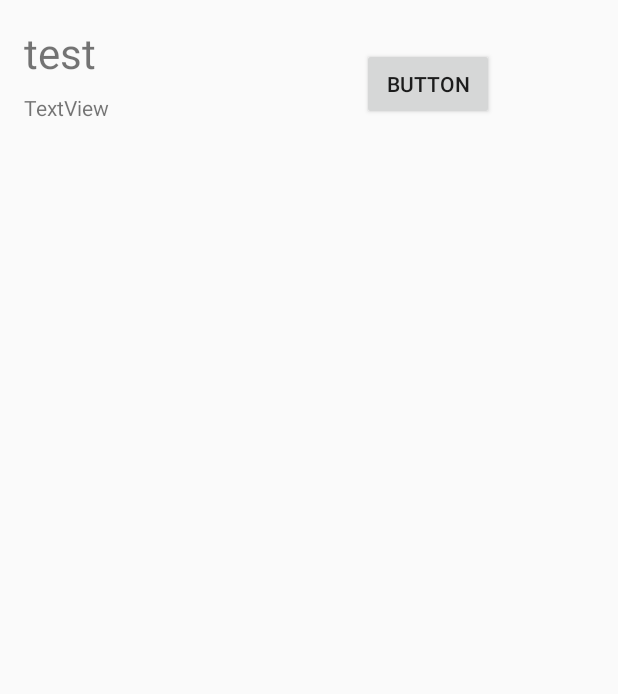
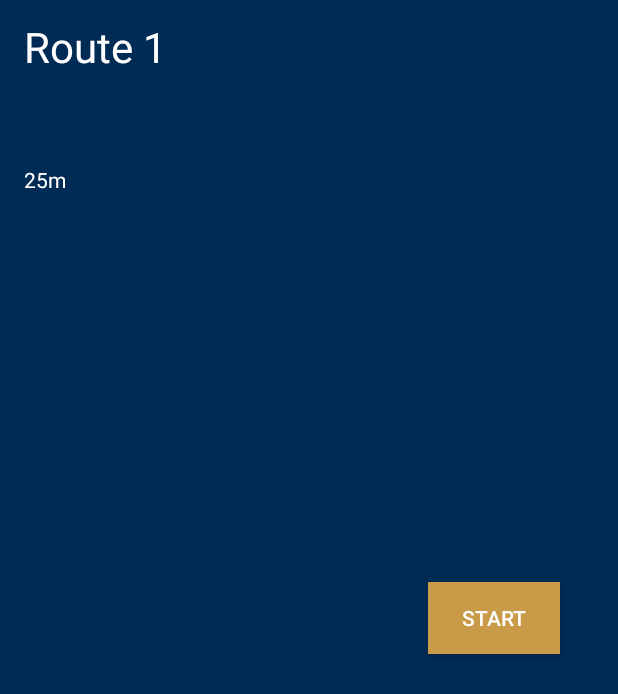
Before and after one commit to PashanIrani/NWWalks, an Android app: the layout place_details.xml on its own in the app's theme, with its tools: preview values and no code run, on a phone screen of 412 x 824 dp. Shown: the top 694 px of the screen. Run offline under Robolectric (Android 15) with nearby library versions, the phone set to English and light mode, and no system bars.

```diff
--- a/app/src/main/java/ca/bcit/comp37171/nwwalks/PlaceDetailsDialog.java
+++ b/app/src/main/java/ca/bcit/comp37171/nwwalks/PlaceDetailsDialog.java
@@ -3,6 +3,7 @@ package ca.bcit.comp37171.nwwalks;
 import android.content.Context;
 import android.support.design.widget.BottomSheetDialog;
 import android.view.View;
+import android.view.WindowManager;
 import android.widget.TextView;
 
 /**
--- a/app/src/main/res/layout/place_details.xml
+++ b/app/src/main/res/layout/place_details.xml
@@ -4,39 +4,54 @@
     xmlns:tools="http://schemas.android.com/tools"
     android:id="@+id/start_route_button"
     android:layout_width="match_parent"
-    android:layout_height="match_parent">
+    android:layout_height="match_parent"
+    android:background="#002b54">
 
     <TextView
         android:id="@+id/destination_name"
         android:layout_width="225dp"
-        android:layout_height="38dp"
+        android:layout_height="40dp"
         android:layout_marginStart="16dp"
-        android:layout_marginTop="16dp"
+        android:layout_marginTop="12dp"
         android:autoSizeMaxTextSize="100sp"
         android:autoSizeMinTextSize="20sp"
         android:autoSizeStepGranularity="2sp"
         android:autoSizeTextType="uniform"
-        android:text="test"
+        android:text="Route 1"
+        android:textColor="@android:color/white"
         app:layout_constraintStart_toStartOf="parent"
         app:layout_constraintTop_toTopOf="parent" />
 
     <TextView
         android:id="@+id/distance"
-        android:layout_width="291dp"
-        android:layout_height="26dp"
+        android:layout_width="226dp"
+        android:layout_height="25dp"
+        android:layout_marginBottom="16dp"
         android:layout_marginStart="16dp"
         android:layout_marginTop="8dp"
-        android:text="TextView"
+        android:text="25m"
+        android:textColor="@android:color/white"
+        app:layout_constraintBottom_toBottomOf="parent"
         app:layout_constraintStart_toStartOf="parent"
-        app:layout_constraintTop_toBottomOf="@+id/destination_name" />
+        app:layout_constraintTop_toBottomOf="@+id/destination_name"
+        app:layout_constraintVertical_bias="0.069" />
 
     <Button
         android:id="@+id/button3"
         android:layout_width="wrap_content"
         android:layout_height="wrap_content"
-        android:layout_marginTop="32dp"
-        android:text="Button"
+        android:layout_marginBottom="8dp"
+        android:layout_marginEnd="8dp"
+        android:layout_marginStart="8dp"
+        android:layout_marginTop="8dp"
+        android:background="#c99b49"
+        android:text="Start"
+        android:textColor="@android:color/white"
+        app:layout_constraintBottom_toBottomOf="parent"
+        app:layout_constraintEnd_toEndOf="parent"
+        app:layout_constraintHorizontal_bias="0.538"
         app:layout_constraintStart_toEndOf="@+id/destination_name"
-        app:layout_constraintTop_toTopOf="parent" />
+        app:layout_constraintTop_toTopOf="parent"
+        app:layout_constraintVertical_bias="0.5" />
 
 </android.support.constraint.ConstraintLayout>
```
Also changed, not shown: app/src/main/java/ca/bcit/comp37171/nwwalks/MainActivity.java (+33 -3 lines), app/src/main/res/raw/style_json.json (added, +79 -0 lines), app/src/main/res/style_json.json (added, +69 -0 lines).
